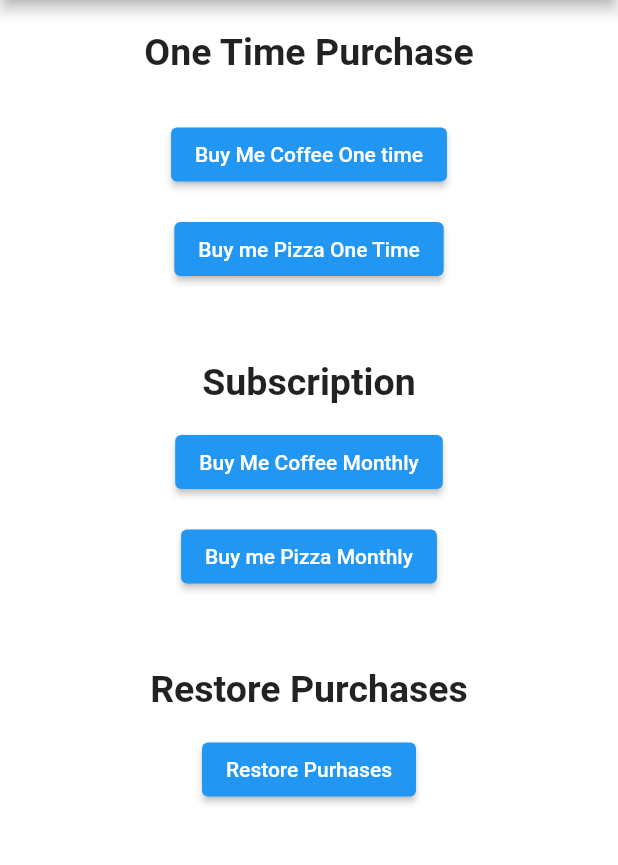
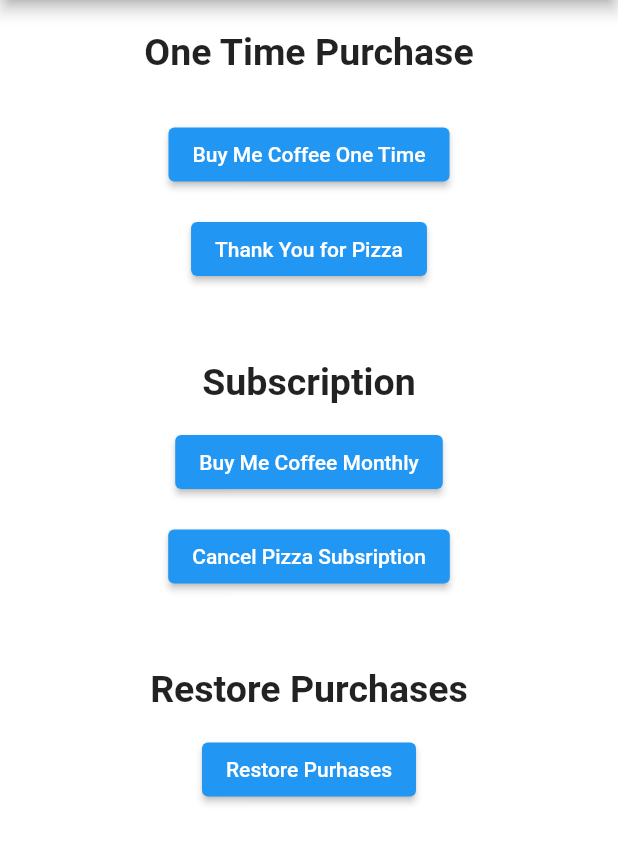
Before and after one commit to rajesh2701/flutterinappdemo, a Flutter app: the screen it shows after launch, on a phone screen of 412 x 824 dp, the part 84-949 px from its top. Run offline on Flutter 3.47's test engine with Material 2 defaults, Android fonts, the phone set to English and light mode, and no system bars; our stand-ins replace get, in_app_purchase; missing offline and left inert: in_app_purchase_android.

Commit message:
Our Work goes HERE

```diff
--- a/lib/screens/home.dart
+++ b/lib/screens/home.dart
@@ -10,6 +10,30 @@ class Home extends StatefulWidget {
 }
 
 class _HomeState extends State<Home> {
+  bool _coffeePurchased = false;
+  bool _pizzaPurchased = false;
+  bool _coffeeMonthlyPurchased = false;
+  bool _pizzaMonthlyPurchased = false;
+
+  @override
+  void initState() {
+    super.initState();
+    //checking only coffee
+    productsCheck(AppEnvironment.buyMeCoffee);
+  }
+
+  // HERE WE CHECK PRODCUTS PURCHASEORNOT
+  Future<void> productsCheck(String productKey) async {
+    // the code goes here
+    setState(() {
+      // if user purchase the product
+      _coffeePurchased = false;
+      _pizzaPurchased = true;
+      _coffeeMonthlyPurchased = true;
+      _pizzaMonthlyPurchased = false;
+    });
+  }
+
   @override
   Widget build(BuildContext context) {
     return Scaffold(
@@ -37,20 +61,26 @@ class _HomeState extends State<Home> {
         ),
         _divider(30),
         _purchaseIAPButton(
-            'Buy Me Coffee One time', AppEnvironment.buyMeCoffee),
+            'Coffee', _coffeePurchased, AppEnvironment.buyMeCoffee),
         _divider(15),
-        _purchaseIAPButton('Buy me Pizza One Time', AppEnvironment.buyMePizza),
+        _purchaseIAPButton('Pizza', _pizzaPurchased, AppEnvironment.buyMePizza),
         _divider(50),
         const Text(
           'Subscription',
           style: TextStyle(fontWeight: FontWeight.bold, fontSize: 25),
         ),
         _divider(15),
-        _purchaseIAPButton(
-            'Buy Me Coffee Monthly', AppEnvironment.buyMeCoffeeMOnthly),
+        _coffeeMonthlyPurchased
+            ? _subscripeIAPButton(
+                'Buy Me Coffee Monthly', AppEnvironment.buyMeCoffeeMOnthly)
+            : _cancelIAPSubscription(
+                'Coffee', AppEnvironment.buyMeCoffeeMOnthly),
         _divider(15),
-        _purchaseIAPButton(
-            'Buy me Pizza Monthly', AppEnvironment.buyMePizzaMonthlyy),
+        _pizzaMonthlyPurchased
+            ? _subscripeIAPButton(
+                'Buy Me Pizza Monthly', AppEnvironment.buyMePizzaMonthlyy)
+            : _cancelIAPSubscription(
+                'Pizza', AppEnvironment.buyMePizzaMonthlyy),
         _divider(50),
         const Text('Restore Purchases',
             style: TextStyle(fontWeight: FontWeight.bold, fontSize: 25)),
@@ -60,12 +90,37 @@ class _HomeState extends State<Home> {
     );
   }
 
-  Widget _purchaseIAPButton(String buttonName, String productKey) {
+  Widget _purchaseIAPButton(
+      String buttonName, bool purchaseStatus, String productKey) {
     return ElevatedButton(
         onPressed: () {
           // here we subscripe or buy products
+          if (purchaseStatus) {
+            // button click wont do anything
+          } else {
+            // purchase flow goes here
+          }
+        },
+        // teXT NAEM CHANE ACCORIDING TO PURCHASE
+        child: Text(purchaseStatus
+            ? 'Thank You for $buttonName'
+            : 'Buy Me $buttonName One Time'));
+  }
+
+  Widget _subscripeIAPButton(String buttonName, String productKey) {
+    return ElevatedButton(
+        onPressed: () {
+          // here we subscripe
         },
         child: Text(buttonName));
+  }
+
+  Widget _cancelIAPSubscription(String title, String key) {
+    return ElevatedButton(
+        onPressed: () {
+          // cancel subscribe code goes here
+        },
+        child: Text('Cancel $title Subsription'));
   }
 
   Widget _restorePurchases(String text) {
```
